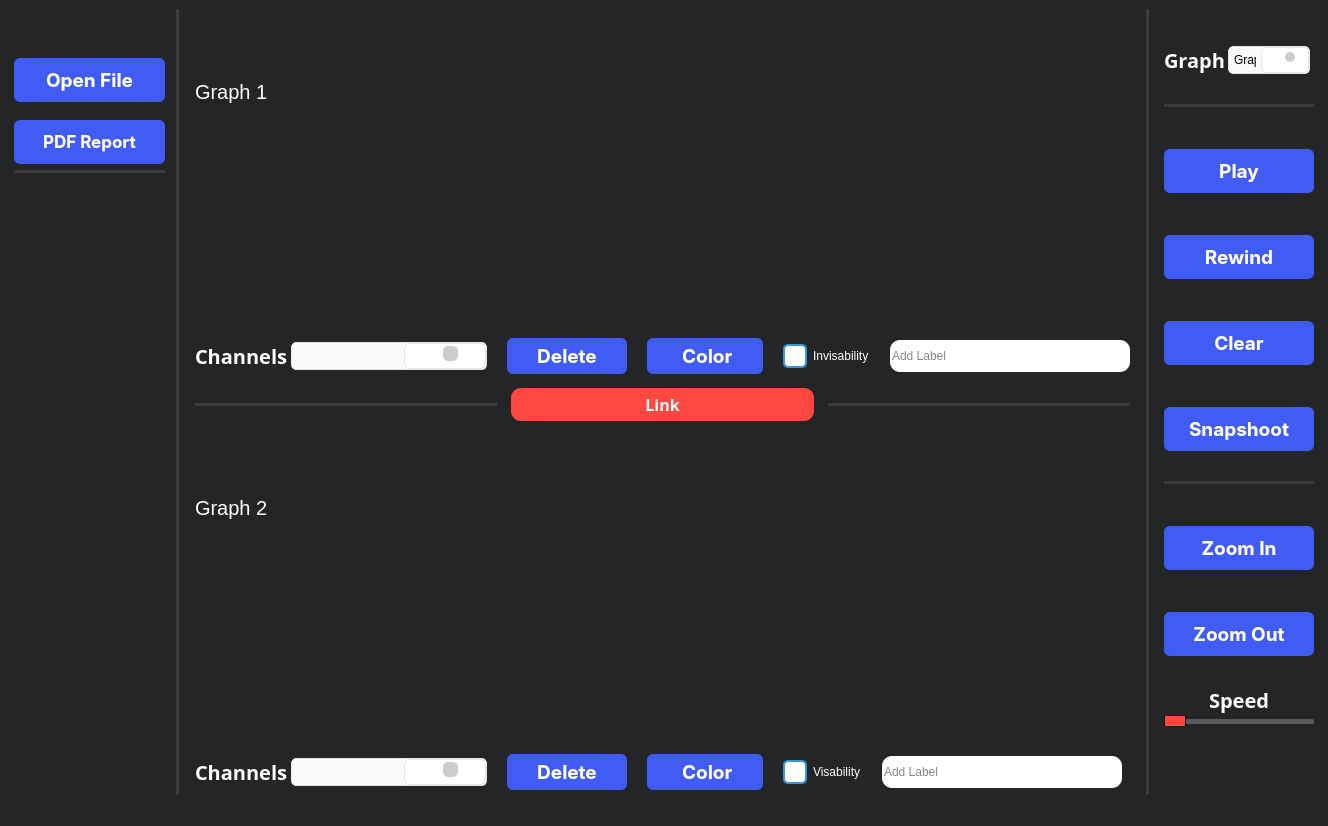
First picture: the form in mainwindow.ui, repository mohamedmosilhy/real-time-monitoring, before the edit.
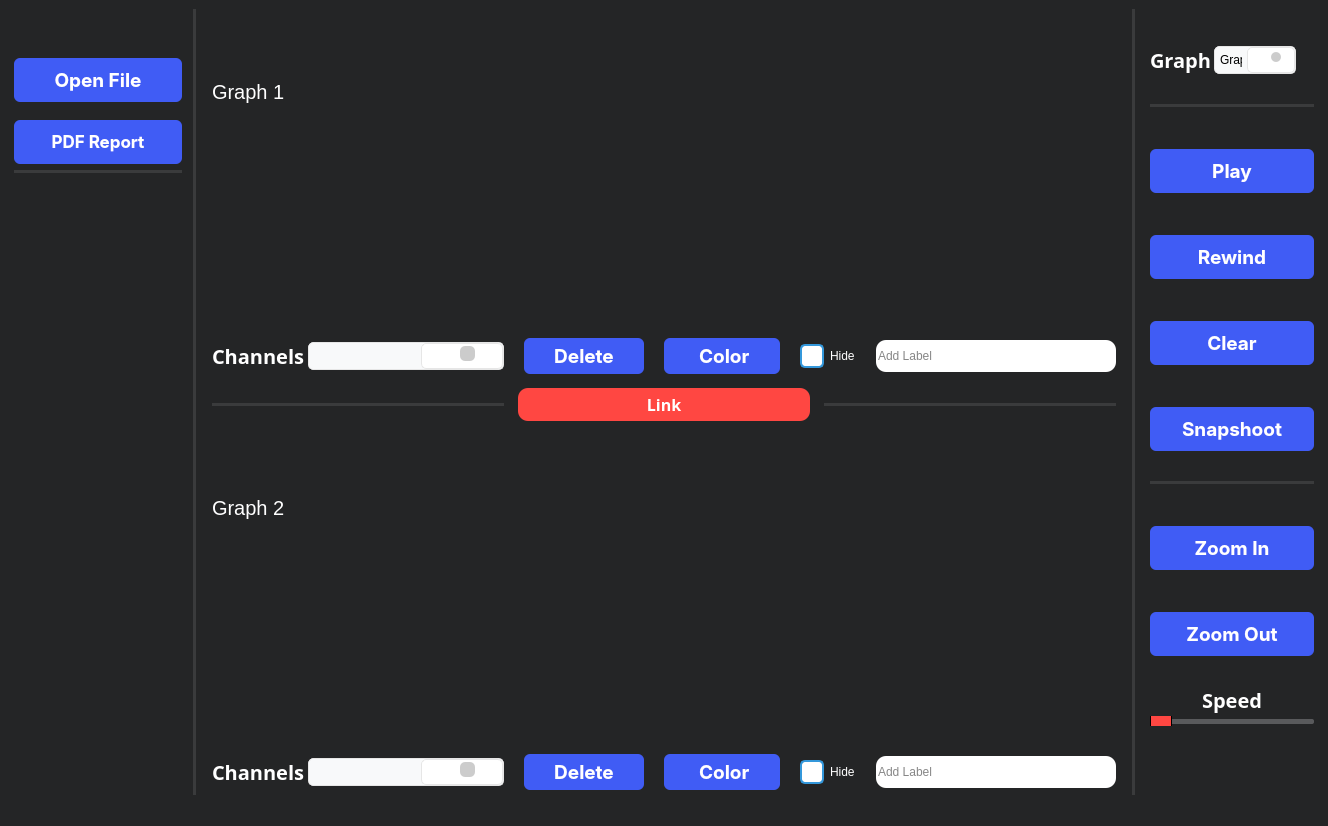
Second picture: the form after the edit. Icons and pictures are not drawn. Custom widgets are drawn as their Qt base class.

Commit message: upadte ui and add transfer

```diff
--- a/mainwindow.ui
+++ b/mainwindow.ui
@@ -591,7 +591,7 @@
 </string>
              </property>
              <property name="text">
-              <string>Invisability</string>
+              <string>Hide</string>
              </property>
             </widget>
            </item>
@@ -1042,7 +1042,7 @@
 </string>
              </property>
              <property name="text">
-              <string>Visability</string>
+              <string>Hide</string>
              </property>
             </widget>
            </item>
```
Left out of the diff: 4 changed lines with no effect on the pictures.
